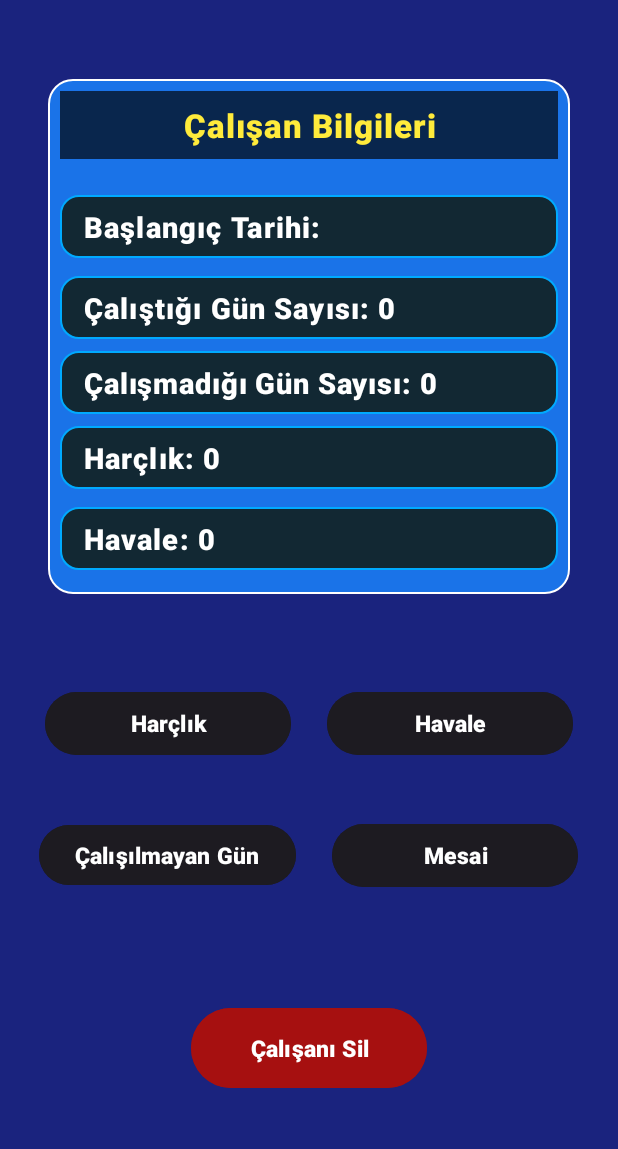
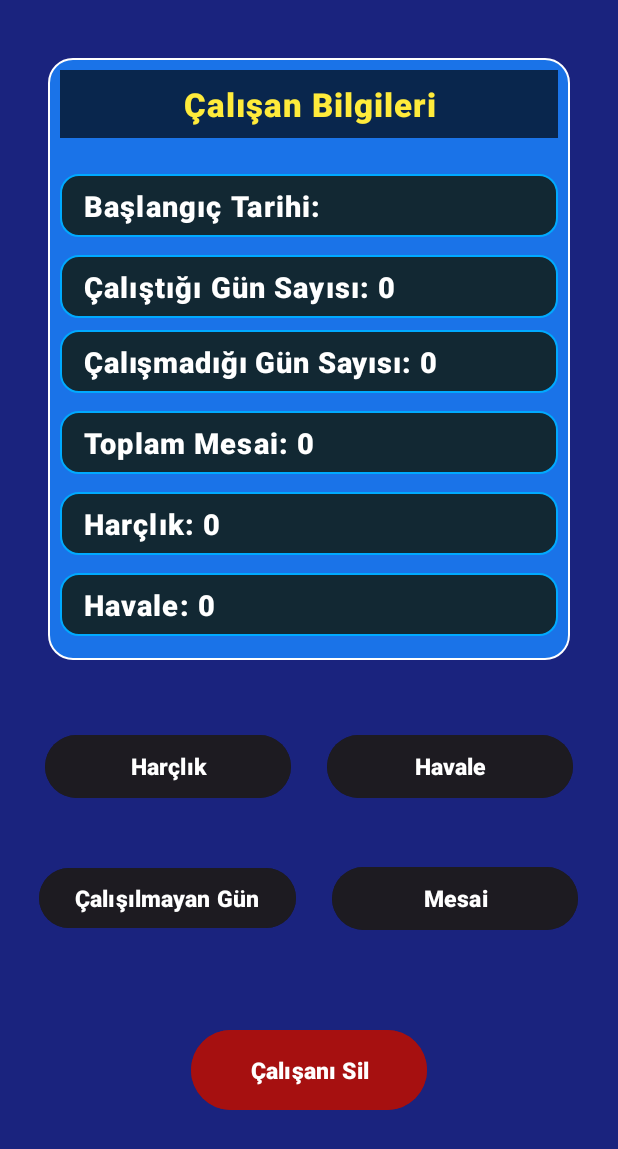
Before and after one commit to menasy/HesKit-MobilApp, an Android app: the fragment EmployeeProcces placed in its activity, on a phone screen of 412 x 824 dp. Shown: the top 1149 px of the screen. Run offline under Robolectric (Android 15) with nearby library versions, the phone set to English and light mode, and no system bars; 1 statement that could not run was skipped.

Commit message:
Total Mesai Added

```diff
--- a/app/src/main/res/layout/fragment_employee_procces.xml
+++ b/app/src/main/res/layout/fragment_employee_procces.xml
@@ -100,6 +100,22 @@
             android:paddingHorizontal="16dp"
             android:paddingVertical="8dp"
             android:text="Çalışmadığı Gün Sayısı: 0"
+            android:textColor="@color/white"
+            android:textSize="19sp"
+            android:textStyle="bold" />
+
+        <TextView
+            android:id="@+id/totalOverDayTxtView"
+            android:layout_width="match_parent"
+            android:layout_height="wrap_content"
+            android:layout_marginVertical="8dp"
+            android:background="@drawable/bg_stat_item"
+            android:fontFamily="sans-serif-medium"
+            android:gravity="center_vertical"
+            android:letterSpacing="0.04"
+            android:paddingHorizontal="16dp"
+            android:paddingVertical="8dp"
+            android:text="Toplam Mesai: 0"
             android:textColor="@color/white"
             android:textSize="19sp"
             android:textStyle="bold" />
```
Also changed, not shown: app/src/main/java/com/menasy/heskit/Calisanlar.java (+7 -1 lines), app/src/main/java/com/menasy/heskit/DBHelper.java (+14 -22 lines), app/src/main/java/com/menasy/heskit/Employee.java (+14 -7 lines), app/src/main/java/com/menasy/heskit/EmployeeProcces.java (+5 -3 lines), app/src/main/java/com/menasy/heskit/OverDayProcces.java (+6 -4 lines), 2 other files.
